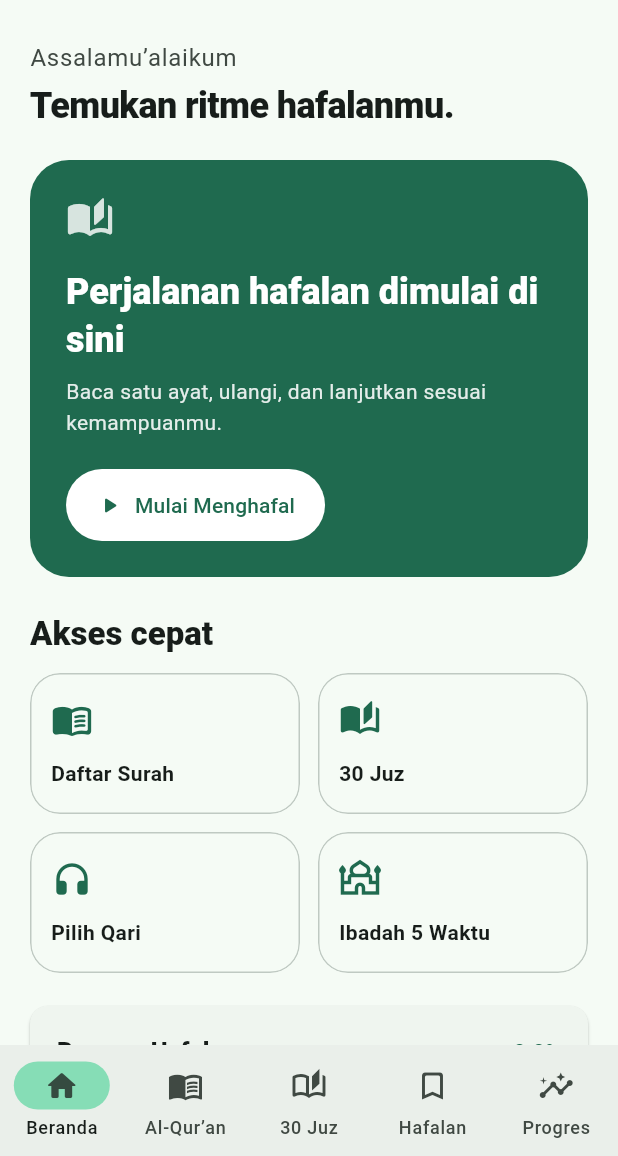
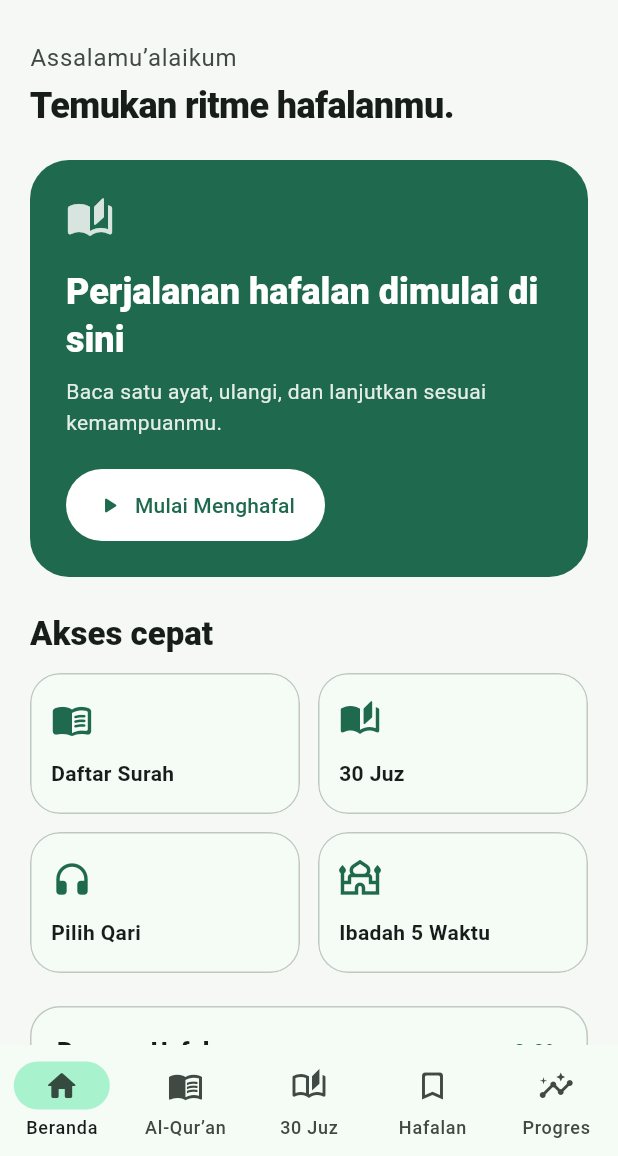
Before and after one commit to twentzyzz/Tahfidz-qur-an, a Flutter app: the screen it shows after launch, on a phone screen of 412 x 824 dp, the part 80-1236 px from its top. Run offline on Flutter 3.47's test engine with Material 3 defaults, Android fonts, the phone set to English and light mode, and no system bars; our stand-ins replace flutter_local_notifications, geocoding, geolocator, just_audio, shared_preferences, timezone.

Commit message:
feat(ui): unify light and dark theme with restrained emerald design system

```diff
--- a/lib/app/app.dart
+++ b/lib/app/app.dart
@@ -4,6 +4,7 @@ import 'package:shared_preferences/shared_preferences.dart';
 import 'package:timezone/data/latest.dart' as tzdata;
 
 import '../l10n/app_strings.dart';
+import '../core/constants/app_colors.dart';
 import '../services/app_store.dart';
 import '../services/quran_repository.dart';
 import '../services/player_controller.dart';
@@ -101,19 +102,46 @@ class _TahfidzAppState extends State<TahfidzApp> {
     );
   }
 
-  ThemeData theme(Brightness b) => ThemeData(
-    useMaterial3: true,
-    brightness: b,
-    colorScheme: ColorScheme.fromSeed(
-      seedColor: const Color(0xFF087F5B),
+  ThemeData theme(Brightness b) {
+    final scheme = ColorScheme.fromSeed(
+      seedColor: AppColors.emerald,
       brightness: b,
-      secondary: const Color(0xFFB58A30),
-    ),
-    navigationBarTheme: const NavigationBarThemeData(
-      indicatorColor: Color(0xFF86DDB6),
-    ),
-    inputDecorationTheme: const InputDecorationTheme(
-      border: OutlineInputBorder(),
-    ),
-  );
+      secondary: AppColors.gold,
+    );
+    final dark = b == Brightness.dark;
+    return ThemeData(
+      useMaterial3: true,
+      colorScheme: scheme,
+      brightness: b,
+      scaffoldBackgroundColor: dark ? scheme.surface : AppColors.canvas,
+      appBarTheme: AppBarTheme(
+        backgroundColor: dark ? scheme.surface : AppColors.canvas,
+        surfaceTintColor: Colors.transparent,
+        centerTitle: false,
+        elevation: 0,
+      ),
+      cardTheme: CardThemeData(
+        color: scheme.surface,
+        elevation: 0,
+        shape: RoundedRectangleBorder(
+          borderRadius: BorderRadius.circular(20),
+          side: BorderSide(color: scheme.outlineVariant),
+        ),
+      ),
+      navigationBarTheme: NavigationBarThemeData(
+        backgroundColor: scheme.surface,
+        indicatorColor: scheme.primaryContainer,
+        elevation: 0,
+      ),
+      inputDecorationTheme: InputDecorationTheme(
+        filled: true,
+        fillColor: scheme.surface,
+        border: OutlineInputBorder(borderRadius: BorderRadius.circular(16)),
+        enabledBorder: OutlineInputBorder(
+          borderRadius: BorderRadius.circular(16),
+          borderSide: BorderSide(color: scheme.outlineVariant),
+        ),
+      ),
+    );
+  }
 }
```
